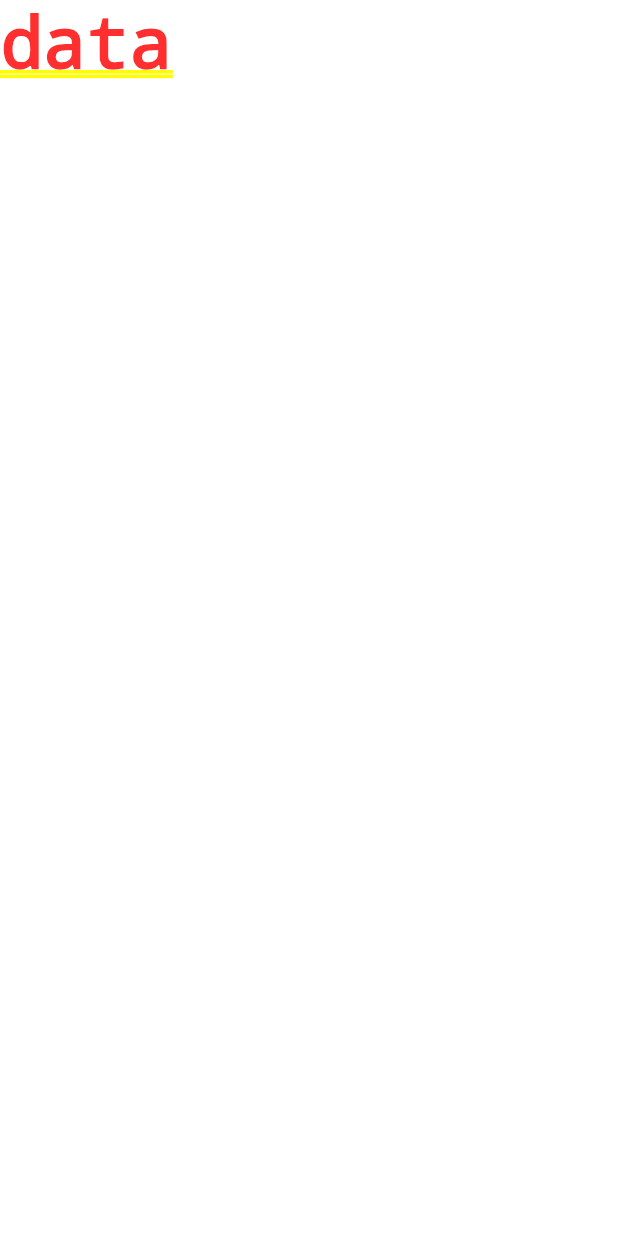
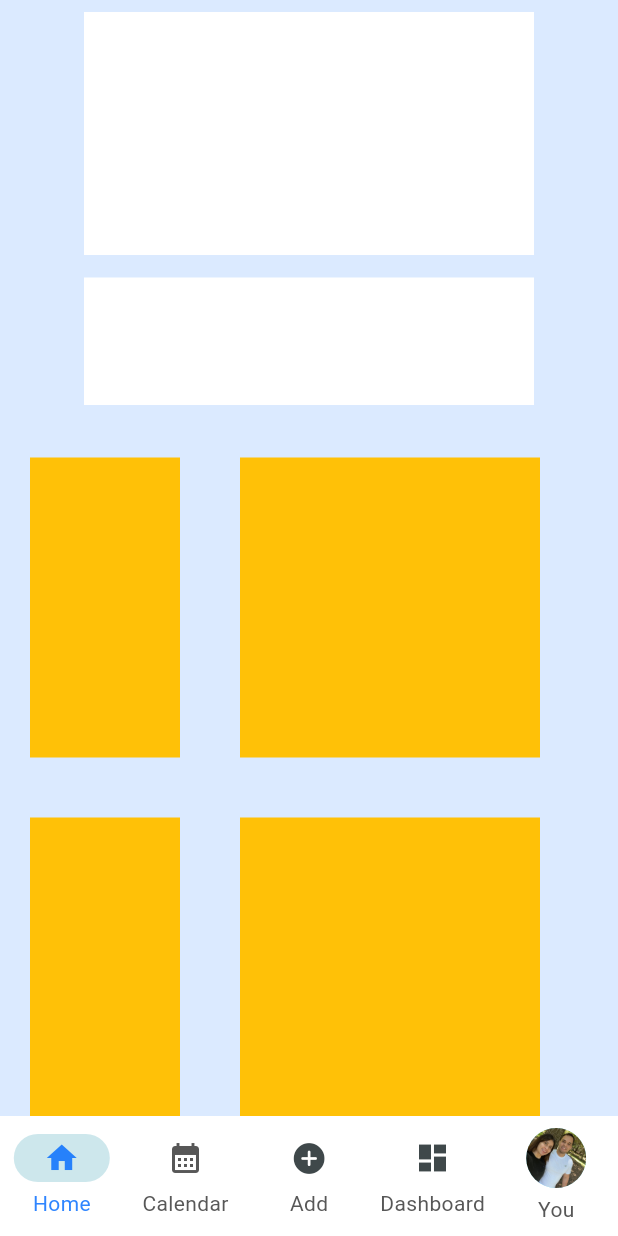
Before and after one commit to Appnalyze/MyTaskBox, a Flutter app: the screen it shows after launch, on a phone screen of 412 x 824 dp. Run offline on Flutter 3.47's test engine with Material 3 defaults, Android fonts, the phone set to English and light mode, and no system bars.

Commit message:
Pages creted with main dart, widgets  and initizalization of project

```diff
--- /dev/null
+++ b/mytaskbox/lib/color/colors_const.dart
@@ -0,0 +1,5 @@
+import 'package:flutter/material.dart';
+
+Color backGroundColor =  Color.fromARGB(255, 219, 234, 255);
+Color iconFocus = Color.fromARGB(208, 0, 106, 255);
+Color iconColor = const Color.fromARGB(255, 87, 87, 87);
--- a/mytaskbox/lib/main.dart
+++ b/mytaskbox/lib/main.dart
@@ -1,4 +1,5 @@
 import 'package:flutter/material.dart';
+import 'package:mytaskbox/my_tasks.dart';
 
 void main() {
   runApp(const MyApp());
@@ -10,11 +11,11 @@ class MyApp extends StatelessWidget {
   @override
   Widget build(BuildContext context) {
     return MaterialApp(
-      title: 'Flutter Demo',
+      title: 'My task box',
       theme: ThemeData(
-        colorScheme: ColorScheme.fromSeed(seedColor: Colors.deepPurple),
+        colorScheme: ColorScheme.fromSeed(seedColor: Colors.white),
       ),
-      home: Text("data")
+      home: MyTasks()
     );
   }
 }
--- /dev/null
+++ b/mytaskbox/lib/my_tasks.dart
@@ -0,0 +1,92 @@
+import 'dart:ui';
+import 'package:flutter/cupertino.dart';
+import 'package:flutter/material.dart';
+import 'package:mytaskbox/color/colors_const.dart';
+import 'package:mytaskbox/pages/home_page.dart';
+import 'package:mytaskbox/pages/add_task_page.dart';
+import 'package:mytaskbox/pages/calendar_page.dart';
+import 'package:mytaskbox/pages/dashboard_page.dart';
+import 'package:mytaskbox/pages/profile_page.dart';
+
+class MyTasks extends StatefulWidget {
+  const MyTasks({super.key});
+
+  @override
+  State<MyTasks> createState() => _MyTasksState();
+}
+
+class _MyTasksState extends State<MyTasks> {
+  int _selectedIndex = 0;
+
+  final List<Widget> _screens = [
+    Homepage(),
+    CalendarPage(),
+    AddTaskPage(),
+    DashboardPage(),
+    ProfilePage(), // <- Tapped avatar goes here
+  ];
+
+  @override
+  Widget build(BuildContext context) {
+    return Scaffold(
+      extendBody: true,
+      backgroundColor: backGroundColor,
+      bottomNavigationBar: ClipRect(
+        child: BackdropFilter(
+          filter: ImageFilter.blur(sigmaX: 10, sigmaY: 10),
+          child: NavigationBar(
+            backgroundColor: Colors.white,
+            surfaceTintColor: Colors.transparent,
+            labelTextStyle: WidgetStateTextStyle.resolveWith((states) {
+              if (states.contains(WidgetState.selected)) {
+                return TextStyle(color: iconFocus);
+              }
+              return TextStyle(color: iconColor);
+            }),
+            elevation: 0.0,
+            selectedIndex: _selectedIndex,
+            onDestinationSelected: (int index) {
+              setState(() {
+                _selectedIndex = index;
+              });
+            },
+            destinations: [
+              NavigationDestination(
+                selectedIcon: Icon(Icons.home, color: iconFocus),
+                icon: Icon(Icons.home),
+                label: "Home",
+              ),
+              NavigationDestination(
+                selectedIcon: Icon(Icons.calendar_month, color: iconFocus),
+                icon: Icon(Icons.calendar_month, color: iconColor),
+                label: "Calendar",
+              ),
+              NavigationDestination(
+                selectedIcon: Icon(CupertinoIcons.add_circled_solid, color: iconFocus,),
+                icon: Icon(CupertinoIcons.add_circled_solid),
+                label: "Add",
+              ),
+              NavigationDestination(
+                selectedIcon: Icon(Icons.dashboard, color: iconFocus),
+                icon: Icon(Icons.dashboard),
+                label: "Dashboard",
+              ),
+              NavigationDestination(
+                selectedIcon: CircleAvatar(
+                  radius: 24,
+                  backgroundImage: AssetImage('images/amor_y_luigi.jpeg'),
+                ),
+                icon: CircleAvatar(
+                  radius: 20,
+                  backgroundImage: AssetImage('images/amor_y_luigi.jpeg'),
+                ),
+                label: "You",
+              ),
+            ],
+          ),
+        ),
+      ),
+      body: SafeArea(child: _screens[_selectedIndex]),
+    );
+  }
+}
--- /dev/null
+++ b/mytaskbox/lib/pages/home_page.dart
@@ -0,0 +1,97 @@
+import 'package:flutter/material.dart';
+
+class Homepage extends StatefulWidget {
+  const Homepage({super.key});
+
+  @override
+  State<Homepage> createState() => _HomepageState();
+}
+
+class _HomepageState extends State<Homepage> {
+  @override
+  Widget build(BuildContext context) {
+    return Column(
+      children: [
+        SizedBox(height: 8),
+        Container(height: 162, width: 300, color: Colors.white),
+        SizedBox(height: 15),
+
+        Container(height: 85, width: 300, color: Colors.white),
+        SizedBox(height: 15),
+        Expanded(
+          child: SingleChildScrollView(
+            child: Column(
+              children: [
+                Row(
+                  children: [
+                    Container(
+                      margin: EdgeInsets.all(20),
+                      height: 200,
+                      width: 100,
+                      color: Colors.amber,
+                    ),
+                    Container(
+                      margin: EdgeInsets.all(20),
+                      height: 200,
+                      width: 200,
+                      color: Colors.amber,
+                    ),
+                  ],
+                ),
+
+                Row(
+                  children: [
+                    Container(
+                      margin: EdgeInsets.all(20),
+                      height: 200,
+                      width: 100,
+                      color: Colors.amber,
+                    ),
+                    Container(
+                      margin: EdgeInsets.all(20),
+                      height: 200,
+                      width: 200,
+                      color: Colors.amber,
+                    ),
+                  ],
+                ),
+                Row(
+                  children: [
+                    Container(
+                      margin: EdgeInsets.all(20),
+                      height: 200,
+                      width: 100,
+                      color: Colors.amber,
+                    ),
+                    Container(
+                      margin: EdgeInsets.all(20),
+                      height: 200,
+                      width: 200,
+                      color: Colors.amber,
+                    ),
+                  ],
+                ),
+                Row(
+                  children: [
+                    Container(
+                      margin: EdgeInsets.all(20),
+                      height: 200,
+                      width: 100,
+                      color: Colors.amber,
+                    ),
+                    Container(
+                      margin: EdgeInsets.all(20),
+                      height: 200,
+                      width: 200,
+                      color: Colors.amber,
+                    ),
+                  ],
+                ),
+              ],
+            ),
+          ),
+        ),
+      ],
+    );
+  }
+}
--- a/mytaskbox/pubspec.yaml
+++ b/mytaskbox/pubspec.yaml
@@ -58,9 +58,8 @@ flutter:
   uses-material-design: true
 
   # To add assets to your application, add an assets section, like this:
-  # assets:
-  #   - images/a_dot_burr.jpeg
-  #   - images/a_dot_ham.jpeg
+  assets:
+   - images/amor_y_luigi.jpeg
 
   # An image asset can refer to one or more resolution-specific "variants", see
   # https://flutter.dev/to/resolution-aware-images
```
Also changed, not shown: mytaskbox/lib/pages/add_task_page.dart (added, +55 -0 lines), mytaskbox/lib/pages/calendar_page.dart (added, +35 -0 lines), mytaskbox/lib/pages/dashboard_page.dart (added, +15 -0 lines), mytaskbox/lib/pages/profile_page.dart (added, +10 -0 lines), mytaskbox/lib/widgets/category_list.dart (added, +96 -0 lines), mytaskbox/lib/widgets/descriptioen_field.dart (added, +49 -0 lines), mytaskbox/lib/widgets/priority_list.dart (added, +75 -0 lines), mytaskbox/lib/widgets/title_field.dart (added, +46 -0 lines), mytaskbox/images/amor_y_luigi.jpeg (added).
